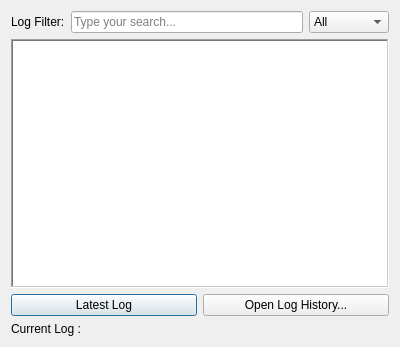
MiftahSalam/RadarArhanud-2020, file RadarArhanud-2020/dialoglogging.ui: the form before one commit.
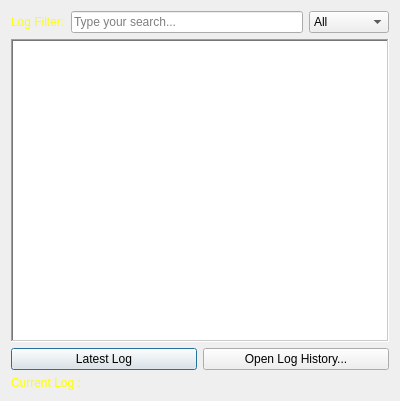
The form after the commit.

```diff
--- a/RadarArhanud-2020/dialoglogging.ui
+++ b/RadarArhanud-2020/dialoglogging.ui
@@ -7,17 +7,32 @@
     <x>0</x>
     <y>0</y>
     <width>400</width>
-    <height>347</height>
+    <height>401</height>
    </rect>
   </property>
+  <property name="minimumSize">
+   <size>
+    <width>400</width>
+    <height>400</height>
+   </size>
+  </property>
+  <property name="maximumSize">
+   <size>
+    <width>900</width>
+    <height>600</height>
+   </size>
+  </property>
   <property name="windowTitle">
    <string>System Log</string>
   </property>
-  <layout class="QGridLayout" name="gridLayout">
-   <item row="0" column="0">
+  <layout class="QVBoxLayout" name="verticalLayout">
+   <item>
     <layout class="QHBoxLayout" name="horizontalLayout">
      <item>
       <widget class="QLabel" name="label">
+       <property name="styleSheet">
+        <string notr="true">color : yellow;</string>
+       </property>
        <property name="text">
         <string>Log Filter:</string>
        </property>
@@ -56,32 +71,7 @@
      </item>
     </layout>
    </item>
-   <item row="2" column="0">
-    <layout class="QHBoxLayout" name="horizontalLayout_2">
-     <item>
-      <widget class="QPushButton" name="pushButtonLatestLog">
-       <property name="text">
-        <string>Latest Log</string>
-       </property>
-      </widget>
-     </item>
-     <item>
-      <widget class="QPushButton" name="pushButtonOpenLog">
-       <property name="text">
-        <string>Open Log History...</string>
-       </property>
-      </widget>
-     </item>
-    </layout>
-   </item>
-   <item row="3" column="0">
-    <widget class="QLabel" name="labelCurLog">
-     <property name="text">
-      <string>Current Log :</string>
-     </property>
-    </widget>
-   </item>
-   <item row="1" column="0">
+   <item>
     <widget class="QTableView" name="tableViewLog">
      <property name="frameShape">
       <enum>QFrame::WinPanel</enum>
@@ -109,6 +99,51 @@
      </attribute>
     </widget>
    </item>
+   <item>
+    <layout class="QHBoxLayout" name="horizontalLayout_2">
+     <item>
+      <widget class="QPushButton" name="pushButtonLatestLog">
+       <property name="text">
+        <string>Latest Log</string>
+       </property>
+      </widget>
+     </item>
+     <item>
+      <widget class="QPushButton" name="pushButtonOpenLog">
+       <property name="text">
+        <string>Open Log History...</string>
+       </property>
+      </widget>
+     </item>
+    </layout>
+   </item>
+   <item>
+    <layout class="QHBoxLayout" name="horizontalLayout_3">
+     <item>
+      <widget class="QLabel" name="labelCurLog_3">
+       <property name="sizePolicy">
+        <sizepolicy hsizetype="Fixed" vsizetype="Preferred">
+         <horstretch>0</horstretch>
+         <verstretch>0</verstretch>
+        </sizepolicy>
+       </property>
+       <property name="styleSheet">
+        <string notr="true">color : yellow;</string>
+       </property>
+       <property name="text">
+        <string>Current Log :</string>
+       </property>
+      </widget>
+     </item>
+     <item>
+      <widget class="QLabel" name="labelCurLog">
+       <property name="text">
+        <string/>
+       </property>
+      </widget>
+     </item>
+    </layout>
+   </item>
   </layout>
  </widget>
  <resources/>
```
